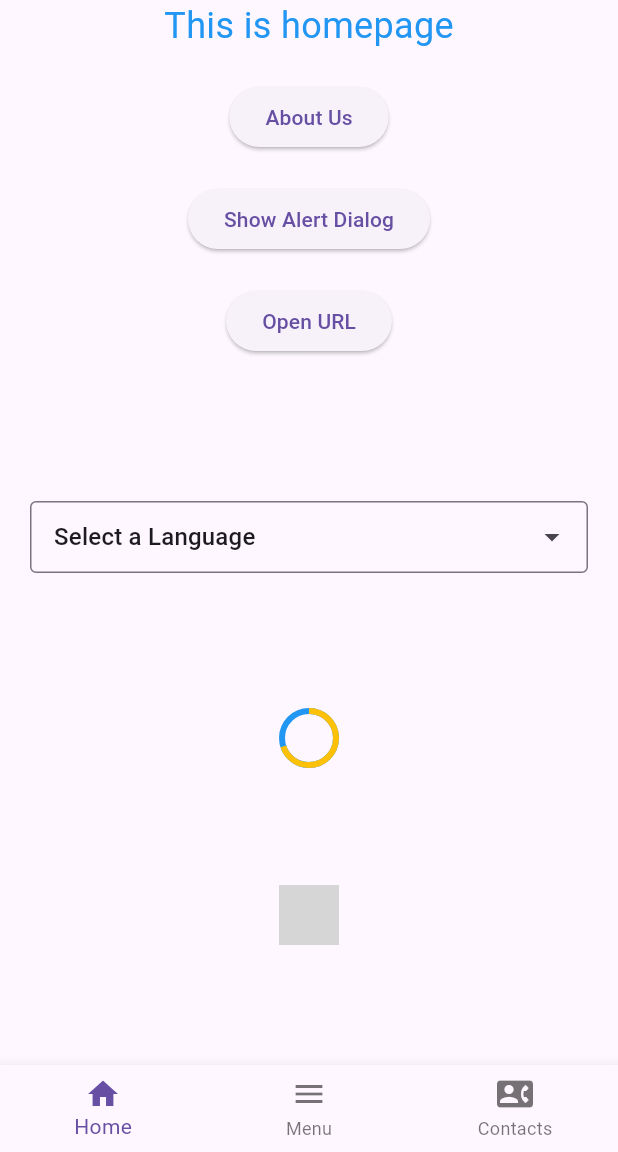
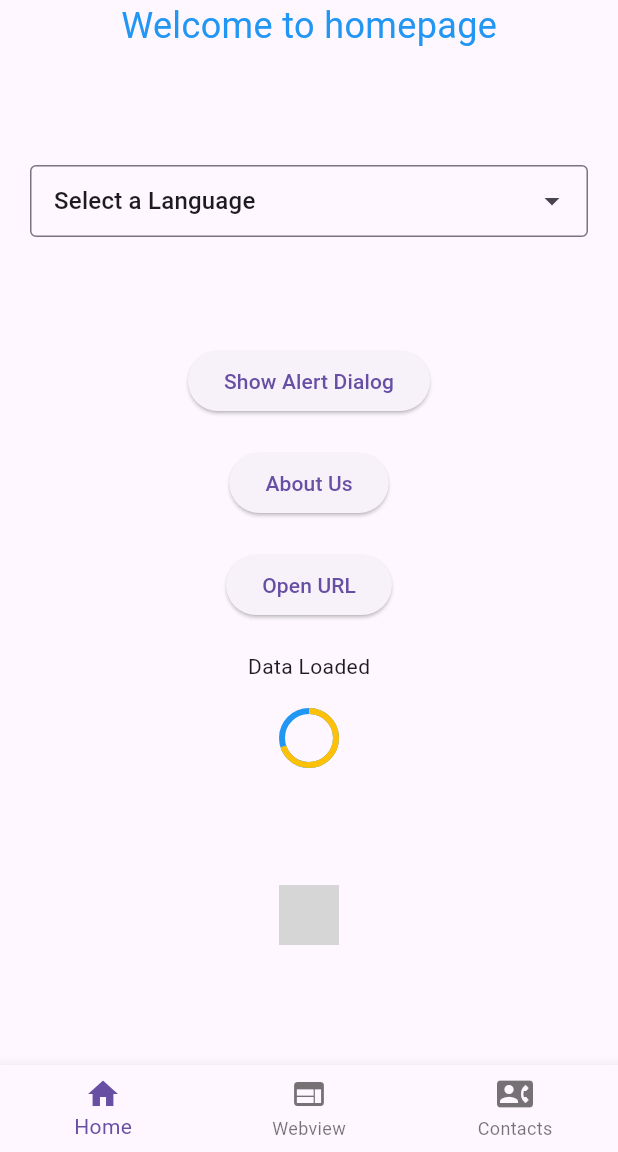
Before and after one commit to mim-obaidur-rahman-nasim/Demo_App, a Flutter app: the screen it shows after launch, on a phone screen of 412 x 824 dp, the part 84-1236 px from its top. Run offline on Flutter 3.47's test engine with Material 3 defaults, Android fonts, the phone set to English and light mode, and no system bars; drawn by our look-alikes of dropdown_search; missing offline and left inert: flutter_inappwebview; network calls fail; grey boxes are pictures that could not be loaded.

Commit message:
Completed Webview and Futurebuilder widget

```diff
--- a/lib/main.dart
+++ b/lib/main.dart
@@ -1,6 +1,7 @@
 import 'package:flutter/material.dart';
 import 'package:navbar_pages/screens/ebs.dart';
 import 'package:navbar_pages/screens/home_page.dart';
+import 'package:navbar_pages/screens/webview_page.dart';
 import 'package:navbar_pages/widgets/contact_card.dart';
 
 void main() {
@@ -21,7 +22,7 @@ class _MainAppState extends State<MainApp> {
   Widget build(BuildContext context) {
     List<Widget> bodyItems = [
       const HomeScreen(),
-      const Center(child: Text('This is menu')),
+      const WebviewPage(),
       SingleChildScrollView(
         child: Column(
           children: const [
@@ -91,8 +92,8 @@ class _MainAppState extends State<MainApp> {
               icon: Icon(Icons.home),
             ),
             BottomNavigationBarItem(
-              label: 'Menu',
-              icon: Icon(Icons.menu),
+              label: 'Webview',
+              icon: Icon(Icons.web),
             ),
             BottomNavigationBarItem(
               label: 'Contacts',
--- a/lib/screens/home_page.dart
+++ b/lib/screens/home_page.dart
@@ -5,6 +5,11 @@ import 'package:url_launcher/url_launcher.dart';
 
 class HomeScreen extends StatelessWidget {
   const HomeScreen({super.key});
+
+  Future<String> fetchData() async {
+    await Future.delayed(Duration(seconds: 3));
+    return "Data Loaded";
+  }
 
   void _launchURL() {
     const url = 'https://youtube.com';
@@ -17,19 +22,13 @@ class HomeScreen extends StatelessWidget {
       mainAxisAlignment: MainAxisAlignment.center,
       children: [
         const Text(
-          'This is homepage',
+          'Welcome to homepage',
           style: TextStyle(
             color: Colors.blue,
             fontSize: 24,
           ),
         ),
-        const SizedBox(height: 20),
-        ElevatedButton(
-          onPressed: () {
-            Navigator.pushNamed(context, '/ebs');
-          },
-          child: const Text('About Us'),
-        ),
+        const Expanded(child: DropDownSearch()),
         const SizedBox(height: 20),
         ElevatedButton(
           onPressed: () {
@@ -44,11 +43,29 @@ class HomeScreen extends StatelessWidget {
         ),
         const SizedBox(height: 20),
         ElevatedButton(
+          onPressed: () {
+            Navigator.pushNamed(context, '/ebs');
+          },
+          child: const Text('About Us'),
+        ),
+        const SizedBox(height: 20),
+        ElevatedButton(
           onPressed: _launchURL,
           child: const Text('Open URL'),
         ),
         const SizedBox(height: 20),
-        const Expanded(child: DropDownSearch()),
+        FutureBuilder<String>(
+          future: fetchData(),
+          builder: (context, snapshot) {
+            if (snapshot.connectionState == ConnectionState.waiting) {
+              return CircularProgressIndicator();
+            } else {
+              return Text(snapshot.data ??
+                  ""); //Instead of toString we can use that also
+            }
+          },
+        ),
+        const SizedBox(height: 20),
         CircularProgressIndicator(
           backgroundColor: Colors.blue,
           color: Colors.amber,
--- a/lib/widgets/dropdown_search.dart
+++ b/lib/widgets/dropdown_search.dart
@@ -46,7 +46,8 @@ class _SearchableDropdownScreenState extends State<SearchableDropdown> {
   Widget build(BuildContext context) {
     return Scaffold(
       appBar: AppBar(),
-      body: Padding(
+      body: SingleChildScrollView(
+        child: Padding(
           padding: const EdgeInsets.all(20.0),
           child: Column(
             children: [
@@ -66,6 +67,7 @@ class _SearchableDropdownScreenState extends State<SearchableDropdown> {
             ],
           ),
         ),
+      ),
     );
   }
 }
--- a/pubspec.yaml
+++ b/pubspec.yaml
@@ -13,6 +13,7 @@ dependencies:
   dropdown_search: ^5.0.3
   url_launcher: ^6.3.0
   webview_flutter: ^4.9.0
+  flutter_inappwebview: ^6.1.0+1
 
 dev_dependencies:
   flutter_test:
```
Also changed, not shown: lib/screens/webview_page.dart (added, +23 -0 lines), lib/widgets/web_view_widget.dart (added, +30 -0 lines), lib/widgets/webview_widget.dart (deleted, +0 -25 lines), pubspec.lock, 10 other files. Lines whose indentation alone changed are shown as unchanged.
